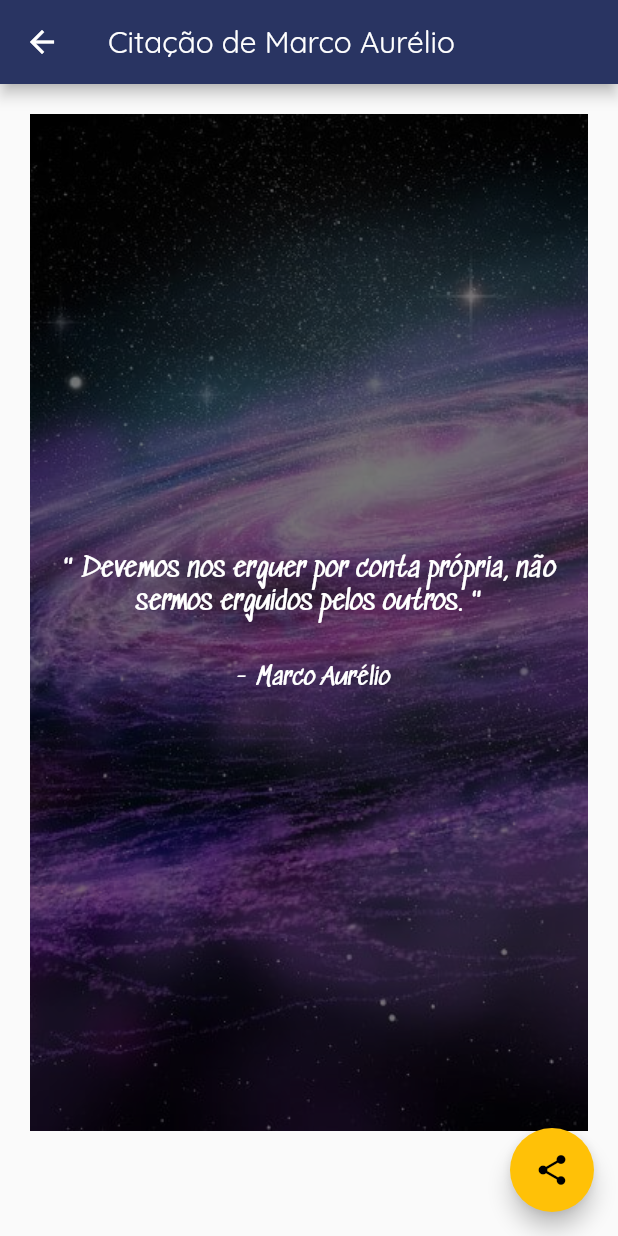
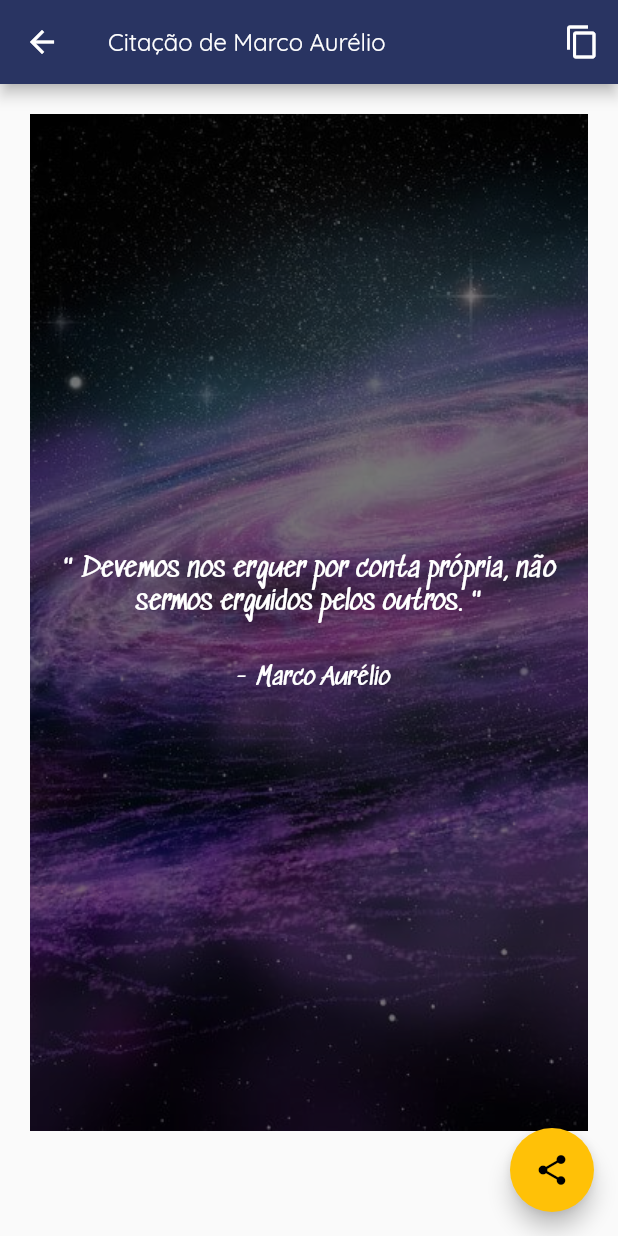
Before and after one commit to contarodrigo/awq, a Flutter app: the QuoteDetailScreen screen opened directly with sample values from the repository, on a phone screen of 412 x 824 dp. Run offline on Flutter 3.47's test engine with Material 2 defaults, Android fonts, the phone set to English and light mode, and no system bars; drawn by our look-alikes of auto_size_text; our stand-ins replace cloud_firestore, firebase_messaging, flutter_local_notifications; missing offline and left inert: animated_splash, esys_flutter_share; accounts and stored records are empty; statements that could not run were skipped.

Commit message:
compartilhar citacao como texto

```diff
--- a/lib/screens/quote_detail_screen.dart
+++ b/lib/screens/quote_detail_screen.dart
@@ -48,6 +48,15 @@ class _QuoteDetailScreenState extends State<QuoteDetailScreen> {
     }
   }
 
+  Future<void> _shareText(Quote quote) async {
+    try {
+      Share.text('Citação de ${quote.text}',
+          '${quote.text} - ${quote.author}', 'text/plain');
+    } catch (e) {
+      print('error: $e');
+    }
+  }
+
   String _getImageBySchool(Quote quote) {
     if (quote.school == 1) {
       return 'assets/images/background-marco-aurelio.jpg';
@@ -62,7 +71,15 @@ class _QuoteDetailScreenState extends State<QuoteDetailScreen> {
 
     return Scaffold(
         appBar: AppBar(
-          title: Text('Citação de ${quote.author}'),
+          title: Text('Citação de ${quote.author}',
+              style: TextStyle(fontSize: 16)),
+          actions: <Widget>[
+            IconButton(
+              icon: Icon(Icons.content_copy),
+              onPressed: () async => await _shareText(quote),
+              color: Colors.white,
+            )
+          ],
         ),
         body: RepaintBoundary(
           key: _globalKey,
```
